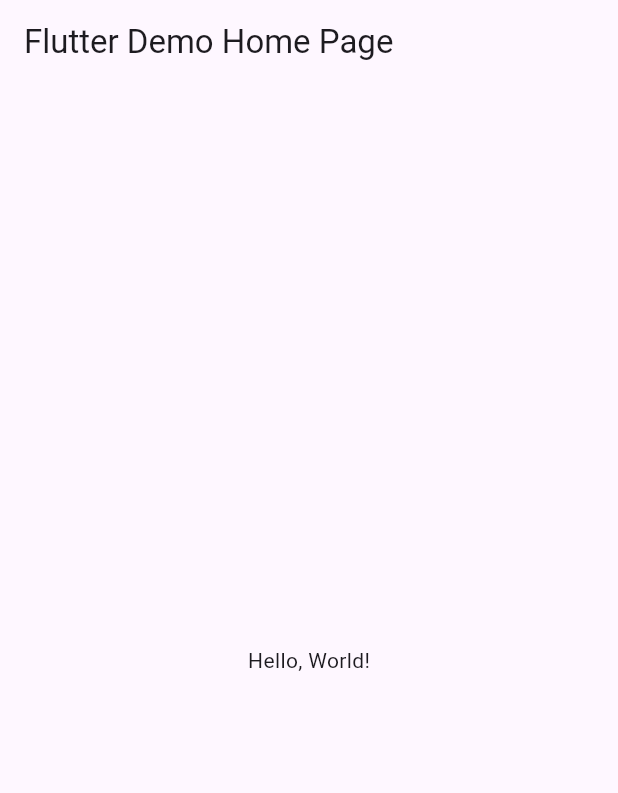
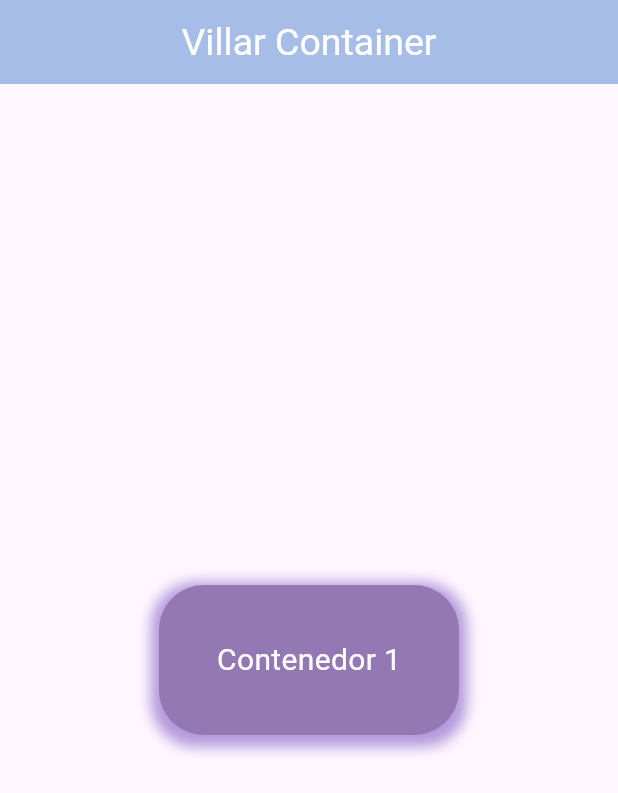
Before and after one commit to Daniel-Villar/p10ElContainer, a Flutter app: the screen it shows after launch, on a phone screen of 412 x 824 dp. Shown: the top 793 px of the screen. Run offline on Flutter 3.47's test engine with Material 3 defaults, Android fonts, the phone set to English and light mode, and no system bars.

Commit message:
villar 2

```diff
--- a/lib/main.dart
+++ b/lib/main.dart
@@ -1,43 +1,58 @@
 import 'package:flutter/material.dart';
 
-void main() => runApp(MyApp());
+void main() => runApp(const MiContenedorApp());
 
-class MyApp extends StatelessWidget {
-  const MyApp({super.key});
-  // This widget is the root of your application.
+class MiContenedorApp extends StatelessWidget {
+  const MiContenedorApp({Key? key}) : super(key: key);
+
   @override
   Widget build(BuildContext context) {
     return MaterialApp(
-      // Application name
-      title: 'Flutter Hello World',
-      // Application theme data, you can set the colors for the application as
-      // you want
-      theme: ThemeData(
-        // useMaterial3: false,
-        primarySwatch: Colors.blue,
-      ),
-      // A widget which will be started on application startup
-      home: MyHomePage(title: 'Flutter Demo Home Page'),
-    );
-  }
-}
-
-class MyHomePage extends StatelessWidget {
-  final String title;
-  const MyHomePage({super.key, required this.title});
-
-  @override
-  Widget build(BuildContext context) {
-    return Scaffold(
-      appBar: AppBar(
-        // The title text which will be shown on the action bar
-        title: Text(title),
-      ),
-      body: Center(
-        child: Text(
-          'Hello, World!',
+      debugShowCheckedModeBanner: false,
+      home: Scaffold(
+        appBar: AppBar(
+          title: const Text("Villar Container"),
+          centerTitle: true,
+          titleTextStyle:
+              const TextStyle(color: Color(0xffffffff), fontSize: 25),
+          backgroundColor: const Color(0xffa6bee7),
+        ),
+        body: Center(
+          child: Column(
+            mainAxisAlignment: MainAxisAlignment.center,
+            children: [
+              // Primer contenedor con esquinas redondeadas y sombra
+              Container(
+                width: 200,
+                height: 100,
+                decoration: BoxDecoration(
+                  color: Color(0xff9478b4), // Color de fondo del contenedor
+                  borderRadius:
+                      BorderRadius.circular(30), // Esquinas redondeadas
+                  boxShadow: [
+                    BoxShadow(
+                      color: Colors.deepPurple
+                          .withOpacity(0.5), // Color de la sombra
+                      spreadRadius: 5, // Extensión de la sombra
+                      blurRadius: 7, // Difuminado de la sombra
+                      offset: const Offset(0, 3), // Desplazamiento de la sombra
+                    ),
+                  ],
+                ),
+                child: Center(
+                  child: Text(
+                    'Contenedor 1',
+                    style: const TextStyle(
+                      color: Colors.white,
+                      fontSize: 20,
+                    ),
+                  ),
+                ),
+              ),
+            ],
+          ),
         ),
       ),
     );
-  }
-}
+  } //fin widgets
+} //fin clase mi contenedor
```
Also changed, not shown: containerFinal.PNG (added).
